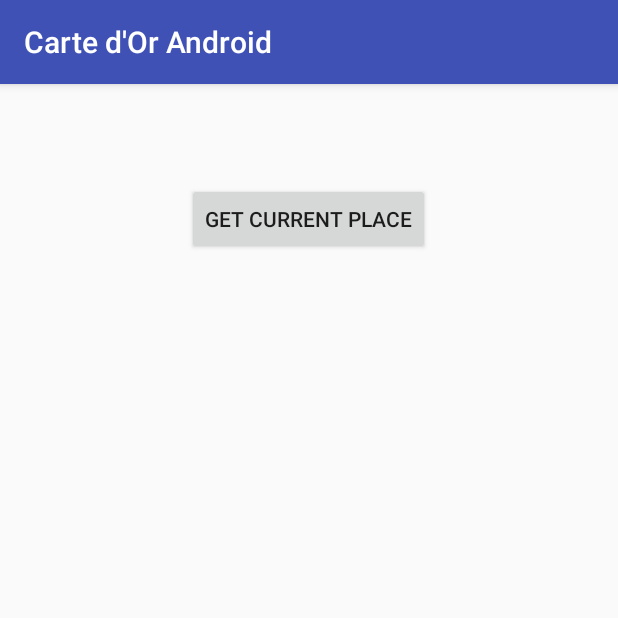
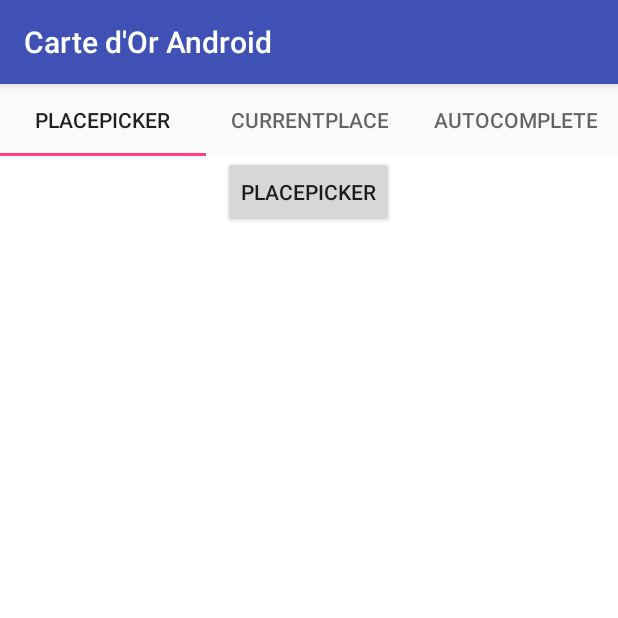
Before and after one commit to MxCO-Softwares/Carte-d-Or-Android, an Android app: the screen it shows after launch (MainActivity), on a phone screen of 412 x 824 dp, the top half of it. Run offline under Robolectric (Android 15) with nearby library versions, the phone set to English and light mode, and no system bars; 3 statements that could not run were skipped.

Commit message:
Création d'onglets permettant : - la récupération de "places" autour du smartphone - la sélection d'une "place" depuis un picker Google - la fonction d'autocomplete limitée à la France

```diff
--- /dev/null
+++ b/Carte-d-Or-Android/app/src/main/java/pinklady/cartedorandroid/CurrentPlaceFragment.java
@@ -0,0 +1,90 @@
+package pinklady.cartedorandroid;
+
+import android.content.pm.PackageManager;
+import android.os.Bundle;
+import android.support.annotation.NonNull;
+import android.support.v4.app.ActivityCompat;
+import android.support.v4.app.Fragment;
+import android.support.v4.content.ContextCompat;
+import android.util.Log;
+import android.view.LayoutInflater;
+import android.view.View;
+import android.view.ViewGroup;
+import android.widget.Button;
+import android.widget.TextView;
+
+import com.google.android.gms.common.api.GoogleApiClient;
+import com.google.android.gms.common.api.PendingResult;
+import com.google.android.gms.common.api.ResultCallback;
+import com.google.android.gms.location.places.Place;
+import com.google.android.gms.location.places.PlaceLikelihood;
+import com.google.android.gms.location.places.PlaceLikelihoodBuffer;
+import com.google.android.gms.location.places.Places;
+
+import java.util.ArrayList;
+
+/**
+ * Created by ETCHELECOU on 03/03/2017.
+ */
+public class CurrentPlaceFragment extends Fragment {
+
+    public static final String ARG_PAGE = "ARG_PAGE";
+    private static final String TAG = "CurrentPlaceFragment";
+    private int mPage;
+
+    private static GoogleApiClient mGoogleApiClient;
+
+    public static CurrentPlaceFragment newInstance(int page, GoogleApiClient googleApiClient) {
+        Bundle args = new Bundle();
+        args.putInt(ARG_PAGE, page);
+        mGoogleApiClient = googleApiClient;
+        CurrentPlaceFragment fragment = new CurrentPlaceFragment();
+        fragment.setArguments(args);
+        return fragment;
+    }
+
+    @Override
+    public void onCreate(Bundle savedInstanceState) {
+        super.onCreate(savedInstanceState);
+        mPage = getArguments().getInt(ARG_PAGE);
+    }
+
+    @Override
+    public View onCreateView(LayoutInflater inflater, ViewGroup container,
+                             Bundle savedInstanceState) {
+        View view = inflater.inflate(R.layout.fragment_current_place, container, false);
+
+        Button currentPlaceButton = (Button) view.findViewById(R.id.currentPlaceButton);
+        currentPlaceButton.setOnClickListener(new View.OnClickListener() {
+            @Override
+            public void onClick(View v) {
+                if( mGoogleApiClient != null && mGoogleApiClient.isConnected() ){
+                    callPlaceDetectionApi();
+                }
+            }
+        });
+        return view;
+    }
+
+    private void callPlaceDetectionApi() throws SecurityException {
+
+        PendingResult<PlaceLikelihoodBuffer> result = Places.PlaceDetectionApi
+                .getCurrentPlace(mGoogleApiClient, null);
+        result.setResultCallback(new ResultCallback<PlaceLikelihoodBuffer>() {
+            @Override
+            public void onResult(@NonNull PlaceLikelihoodBuffer likelyPlaces) {
+                for (PlaceLikelihood placeLikelihood : likelyPlaces) {
+                    Log.i(TAG, String.format("Place '%s' with " +
+                                    "likelihood: %g",
+                            placeLikelihood.getPlace().getName(),
+                            placeLikelihood.getLikelihood()));
+                    for (Integer type:
+                            placeLikelihood.getPlace().getPlaceTypes()) {
+                        Log.i(TAG, String.format("Type : %d", type));
+                    }
+                }
+                likelyPlaces.release();
+            }
+        });
+    }
+}
--- a/Carte-d-Or-Android/app/src/main/java/pinklady/cartedorandroid/MainActivity.java
+++ b/Carte-d-Or-Android/app/src/main/java/pinklady/cartedorandroid/MainActivity.java
@@ -1,22 +1,20 @@
 package pinklady.cartedorandroid;
 
 import android.Manifest;
+import android.app.Activity;
 import android.content.pm.PackageManager;
 import android.os.Bundle;
+import android.support.design.widget.TabLayout;
 import android.support.v4.app.ActivityCompat;
+import android.support.v4.app.FragmentActivity;
 import android.support.v4.content.ContextCompat;
+import android.support.v4.view.ViewPager;
 import android.support.v7.app.AppCompatActivity;
 import android.util.Log;
-import android.view.View;
-import android.widget.Button;
 import android.widget.Toast;
 
 import com.google.android.gms.common.ConnectionResult;
 import com.google.android.gms.common.api.GoogleApiClient;
-import com.google.android.gms.common.api.PendingResult;
-import com.google.android.gms.common.api.ResultCallback;
-import com.google.android.gms.location.places.PlaceLikelihood;
-import com.google.android.gms.location.places.PlaceLikelihoodBuffer;
 import com.google.android.gms.location.places.Places;
 
 
@@ -24,21 +22,24 @@ public class MainActivity extends AppCompatActivity implements
         GoogleApiClient.OnConnectionFailedListener {
     private static final String LOG_TAG = "PlacesAPIActivity";
     private static final int GOOGLE_API_CLIENT_ID = 0;
+    private static final String TAG = "MainActivity";
     private GoogleApiClient mGoogleApiClient;
     private static final int PERMISSION_REQUEST_CODE = 100;
+
+    private Activity mActivity;
 
     @Override
     protected void onCreate(Bundle savedInstanceState) {
         super.onCreate(savedInstanceState);
         setContentView(R.layout.activity_main);
-        Button currentButton = (Button) findViewById(R.id.currentButton);
+
+        mActivity = this;
+
         mGoogleApiClient = new GoogleApiClient.Builder(MainActivity.this)
                 .addApi(Places.PLACE_DETECTION_API)
-                .enableAutoManage(this, GOOGLE_API_CLIENT_ID, this)
+                .addApi(Places.GEO_DATA_API)
+                .enableAutoManage((FragmentActivity) mActivity, GOOGLE_API_CLIENT_ID, this)
                 .build();
-        currentButton.setOnClickListener(new View.OnClickListener() {
-            @Override
-            public void onClick(View v) {
         if (mGoogleApiClient.isConnected()) {
             if (ContextCompat.checkSelfPermission(MainActivity.this,
                     Manifest.permission.ACCESS_FINE_LOCATION)
@@ -46,13 +47,18 @@ public class MainActivity extends AppCompatActivity implements
                 ActivityCompat.requestPermissions(MainActivity.this,
                         new String[]{Manifest.permission.ACCESS_FINE_LOCATION},
                         PERMISSION_REQUEST_CODE);
-                    } else {
-                        callPlaceDetectionApi();
+            }
         }
 
-                }
-            }
-        });
+        // Get the ViewPager and set it's PagerAdapter so that it can display items
+        ViewPager viewPager = (ViewPager) findViewById(R.id.viewpager);
+        viewPager.setAdapter(new SampleFragmentPagerAdapter(getSupportFragmentManager(),
+                MainActivity.this, mGoogleApiClient));
+
+        // Give the TabLayout the ViewPager
+        TabLayout tabLayout = (TabLayout) findViewById(R.id.sliding_tabs);
+        tabLayout.setupWithViewPager(viewPager);
+
     }
 
     @Override
@@ -71,32 +77,24 @@ public class MainActivity extends AppCompatActivity implements
                                            String permissions[], int[] grantResults) {
         switch (requestCode) {
             case PERMISSION_REQUEST_CODE:
-                if (grantResults.length > 0
-                        && grantResults[0] == PackageManager.PERMISSION_GRANTED) {
-                    callPlaceDetectionApi();
+                if (grantResults.length == 0
+                        || grantResults[0] != PackageManager.PERMISSION_GRANTED) {
+                    return;
                 }
                 break;
         }
     }
 
-    private void callPlaceDetectionApi() throws SecurityException {
-        PendingResult<PlaceLikelihoodBuffer> result = Places.PlaceDetectionApi
-                .getCurrentPlace(mGoogleApiClient, null);
-        result.setResultCallback(new ResultCallback<PlaceLikelihoodBuffer>() {
     @Override
-            public void onResult(PlaceLikelihoodBuffer likelyPlaces) {
-                for (PlaceLikelihood placeLikelihood : likelyPlaces) {
-                    Log.i(LOG_TAG, String.format("Place '%s' with " +
-                                    "likelihood: %g",
-                            placeLikelihood.getPlace().getName(),
-                            placeLikelihood.getLikelihood()));
-                    for (Integer type:
-                         placeLikelihood.getPlace().getPlaceTypes()) {
-                        Log.i(LOG_TAG, String.format("Type : %d", type));
+    protected void onStart() {
+        super.onStart();
+        mGoogleApiClient.connect();
     }
+
+    @Override
+    protected void onStop() {
+        mGoogleApiClient.disconnect();
+        super.onStop();
     }
-                likelyPlaces.release();
+
 }
-        });
-    }
-}
--- /dev/null
+++ b/Carte-d-Or-Android/app/src/main/java/pinklady/cartedorandroid/PlacePickerFragment.java
@@ -0,0 +1,102 @@
+package pinklady.cartedorandroid;
+
+import android.content.Intent;
+import android.support.v4.app.Fragment;
+import android.os.Bundle;
+import android.text.TextUtils;
+import android.util.Log;
+import android.view.LayoutInflater;
+import android.view.View;
+import android.view.ViewGroup;
+import android.widget.Button;
+import android.widget.TextView;
+
+import com.google.android.gms.common.GooglePlayServicesNotAvailableException;
+import com.google.android.gms.common.GooglePlayServicesRepairableException;
+import com.google.android.gms.common.api.GoogleApiClient;
+import com.google.android.gms.location.places.Place;
+import com.google.android.gms.location.places.ui.PlacePicker;
+
+/**
+ * Created by ETCHELECOU on 03/03/2017.
+ */
+public class PlacePickerFragment extends Fragment {
+    public static final String ARG_PAGE = "ARG_PAGE";
+
+    private static final int PLACE_PICKER_REQUEST = 200;
+    private static final String TAG = "PlacePickerFragment";
+    private int mPage;
+
+    private static GoogleApiClient mGoogleApiClient;
+
+    public static PlacePickerFragment newInstance(int page, GoogleApiClient googleApiClient) {
+        Bundle args = new Bundle();
+        args.putInt(ARG_PAGE, page);
+        mGoogleApiClient = googleApiClient;
+        PlacePickerFragment fragment = new PlacePickerFragment();
+        fragment.setArguments(args);
+        return fragment;
+    }
+
+    @Override
+    public void onCreate(Bundle savedInstanceState) {
+        super.onCreate(savedInstanceState);
+        mPage = getArguments().getInt(ARG_PAGE);
+    }
+
+    @Override
+    public View onCreateView(LayoutInflater inflater, ViewGroup container,
+                             Bundle savedInstanceState) {
+        View view = inflater.inflate(R.layout.fragment_place_picker, container, false);
+
+        Button currentPlaceButton = (Button) view.findViewById(R.id.placePickerButton);
+        currentPlaceButton.setOnClickListener(new View.OnClickListener() {
+            @Override
+            public void onClick(View v) {
+                if( mGoogleApiClient != null && mGoogleApiClient.isConnected() ){
+                    displayPlacePicker();
+                }
+            }
+        });
+        return view;
+    }
+
+    private void displayPlacePicker() {
+        if( mGoogleApiClient == null || !mGoogleApiClient.isConnected() )
+            return;
+
+        PlacePicker.IntentBuilder builder = new PlacePicker.IntentBuilder();
+
+        try {
+            startActivityForResult( builder.build(getActivity()), PLACE_PICKER_REQUEST );
+        } catch ( GooglePlayServicesRepairableException e ) {
+            Log.d( "PlacesAPI Demo", "GooglePlayServicesRepairableException thrown" );
+        } catch ( GooglePlayServicesNotAvailableException e ) {
+            Log.d( "PlacesAPI Demo", "GooglePlayServicesNotAvailableException thrown" );
+        }
+    }
+
+    public void onActivityResult( int requestCode, int resultCode, Intent data ) {
+        if( requestCode == PLACE_PICKER_REQUEST && resultCode == getActivity().RESULT_OK ) {
+            displayPlace( PlacePicker.getPlace( getActivity(),data) );
+        }
+    }
+
+    private void displayPlace( Place place ) {
+        if( place == null )
+            return;
+
+        String content = "";
+        if( !TextUtils.isEmpty( place.getName() ) ) {
+            content += "Name: " + place.getName() + "\n";
+        }
+        if( !TextUtils.isEmpty( place.getAddress() ) ) {
+            content += "Address: " + place.getAddress() + "\n";
+        }
+        if( !TextUtils.isEmpty( place.getPhoneNumber() ) ) {
+            content += "Phone: " + place.getPhoneNumber();
+        }
+        Log.d(TAG, content);
+//        mTextView.setText( content );
+    }
+}
--- /dev/null
+++ b/Carte-d-Or-Android/app/src/main/java/pinklady/cartedorandroid/SampleFragmentPagerAdapter.java
@@ -0,0 +1,57 @@
+package pinklady.cartedorandroid;
+
+import android.content.Context;
+import android.support.v4.app.Fragment;
+import android.support.v4.app.FragmentManager;
+import android.support.v4.app.FragmentPagerAdapter;
+
+import com.google.android.gms.common.api.GoogleApiClient;
+
+/**
+ * Created by ETCHELECOU on 03/03/2017.
+ */
+public class SampleFragmentPagerAdapter extends FragmentPagerAdapter {
+    final int PAGE_COUNT = 3;
+    private String tabTitles[] = new String[] { "PlacePicker", "CurrentPlace", "AutoComplete" };
+    private Context context;
+    private GoogleApiClient mGoogleApiClient;
+
+    public SampleFragmentPagerAdapter(FragmentManager fm, Context context, GoogleApiClient googleApiClient) {
+        super(fm);
+        this.context = context;
+        this.mGoogleApiClient = googleApiClient;
+    }
+
+    @Override
+    public int getCount() {
+        return PAGE_COUNT;
+    }
+
+    @Override
+    public Fragment getItem(int position) {
+        Fragment fragment;
+        switch (position)
+        {
+            case 0:
+                fragment = PlacePickerFragment.newInstance(position + 1, mGoogleApiClient);
+                break;
+            case 1:
+                fragment = CurrentPlaceFragment.newInstance(position + 1, mGoogleApiClient);
+                break;
+            case 2:
+                fragment = AutoCompleteFragment.newInstance(position + 1, mGoogleApiClient);
+                break;
+            default:
+                fragment = PlacePickerFragment.newInstance(position + 1, mGoogleApiClient);
+                break;
+        }
+        return fragment;
+    }
+
+    @Override
+    public CharSequence getPageTitle(int position) {
+        // Generate title based on item position
+        return tabTitles[position];
+    }
+
+}
--- a/Carte-d-Or-Android/app/src/main/res/layout/activity_main.xml
+++ b/Carte-d-Or-Android/app/src/main/res/layout/activity_main.xml
@@ -1,21 +1,21 @@
-<RelativeLayout xmlns:android="http://schemas.android.com/apk/res/android"
-                xmlns:tools="http://schemas.android.com/tools"
-                android:layout_width="match_parent"
-                android:layout_height="match_parent"
-                android:paddingLeft="@dimen/activity_horizontal_margin"
-                android:paddingRight="@dimen/activity_horizontal_margin"
-                android:paddingTop="@dimen/activity_vertical_margin"
-                android:paddingBottom="@dimen/activity_vertical_margin"
-                tools:context=".MainActivity"
-                android:id="@+id/main_layout">
+<?xml version="1.0" encoding="utf-8"?>
+<LinearLayout xmlns:android="http://schemas.android.com/apk/res/android"
+              xmlns:app="http://schemas.android.com/apk/res-auto"
+              android:layout_width="match_parent"
+              android:layout_height="match_parent"
+              android:orientation="vertical">
 
-        <Button
-            android:layout_width="wrap_content"
+        <android.support.design.widget.TabLayout
+            android:id="@+id/sliding_tabs"
+            android:layout_width="match_parent"
             android:layout_height="wrap_content"
-            android:text="Get Current Place"
-            android:id="@+id/currentButton"
-            android:layout_alignParentTop="true"
-            android:layout_centerHorizontal="true"
-            android:layout_marginTop="50dp"/>
+            app:tabMode="fixed" />
 
-</RelativeLayout>
+        <android.support.v4.view.ViewPager
+            android:id="@+id/viewpager"
+            android:layout_width="match_parent"
+            android:layout_height="0px"
+            android:layout_weight="1"
+            android:background="@android:color/white" />
+
+</LinearLayout>
--- /dev/null
+++ b/Carte-d-Or-Android/app/src/main/res/layout/autocomplete_item.xml
@@ -0,0 +1,6 @@
+<?xml version="1.0" encoding="utf-8"?>
+<TextView xmlns:android="http://schemas.android.com/apk/res/android"
+          android:layout_width="wrap_content"
+          android:layout_height="wrap_content">
+
+</TextView>
--- /dev/null
+++ b/Carte-d-Or-Android/app/src/main/res/layout/fragment_place_picker.xml
@@ -0,0 +1,15 @@
+<?xml version="1.0" encoding="utf-8"?>
+<LinearLayout xmlns:android="http://schemas.android.com/apk/res/android"
+              android:layout_width="match_parent"
+              android:layout_height="match_parent"
+              android:gravity="center_horizontal"
+              android:orientation="vertical">
+
+    <Button
+        android:id="@+id/placePickerButton"
+        android:layout_width="wrap_content"
+        android:layout_height="wrap_content"
+        android:text="placePicker"
+        />
+
+</LinearLayout>
```
Also changed, not shown: Carte-d-Or-Android/app/build.gradle (+5 -4 lines), Carte-d-Or-Android/app/src/main/java/pinklady/cartedorandroid/AutoCompleteFragment.java (added, +66 -0 lines), Carte-d-Or-Android/app/src/main/java/pinklady/cartedorandroid/PlaceAutocompleteAdapter.java (added, +219 -0 lines), Carte-d-Or-Android/app/src/main/res/layout/fragment_autocomplete.xml (added, +14 -0 lines), Carte-d-Or-Android/app/src/main/res/layout/fragment_current_place.xml (added, +20 -0 lines). Lines whose indentation alone changed are shown as unchanged.
